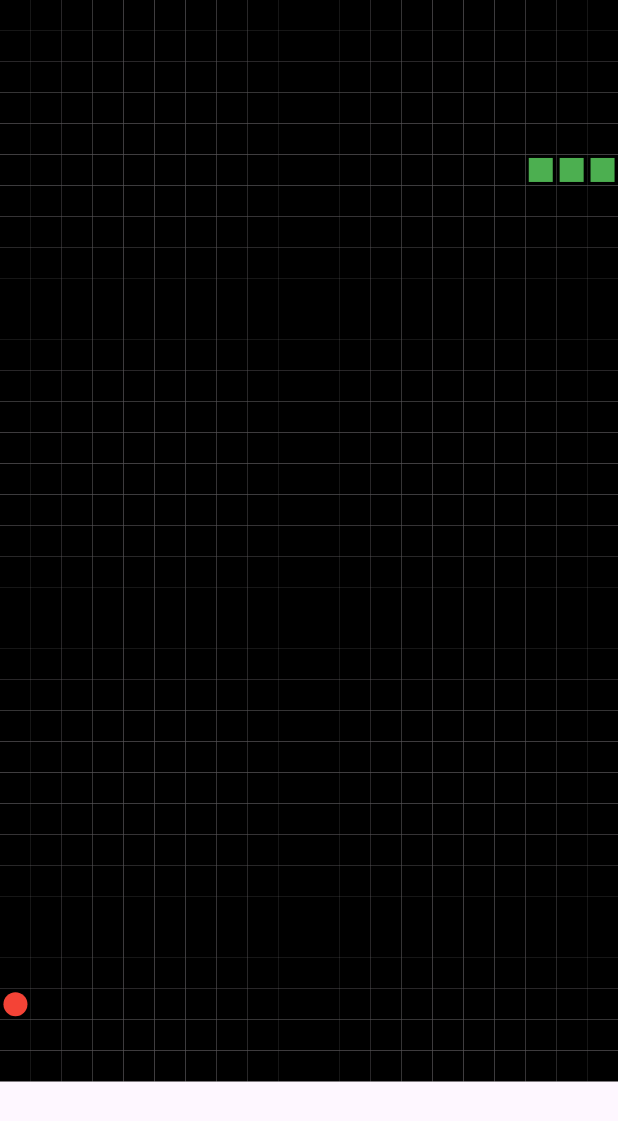
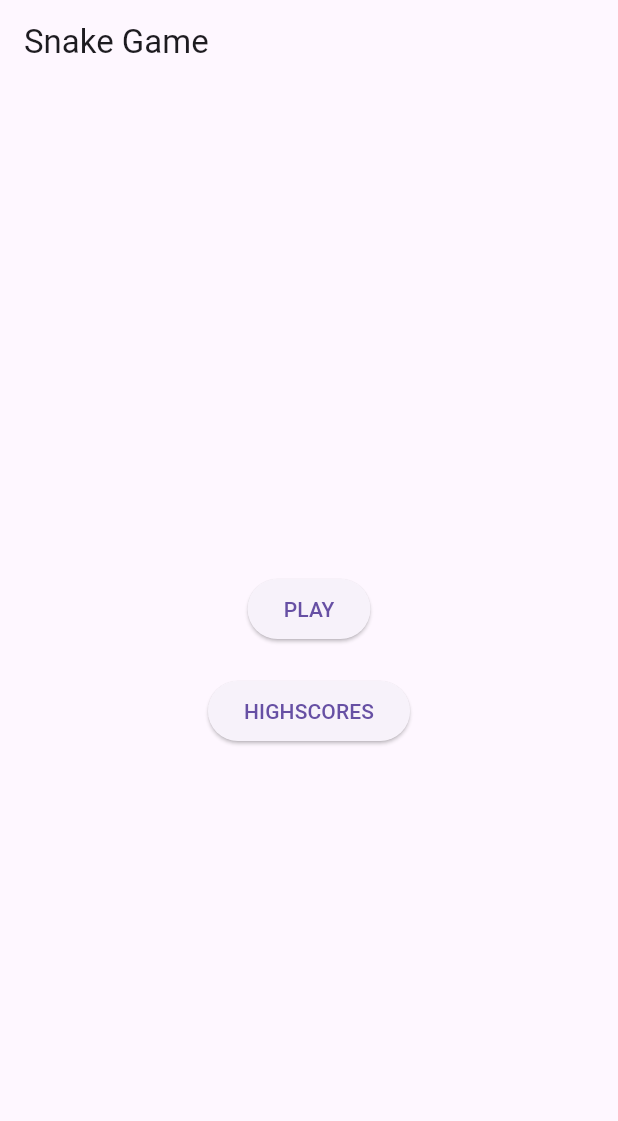
Before and after one commit to TohroSea/matopeli_front, a Flutter app: the screen it shows after launch, on a phone screen of 412 x 824 dp. Shown: the top 1121 px of the screen. Run offline on Flutter 3.47's test engine with Material 3 defaults, Android fonts, the phone set to English and light mode, and no system bars.

Commit message:
Added Main menu with button to play and view highscores.

```diff
--- a/lib/main.dart
+++ b/lib/main.dart
@@ -1,19 +1,68 @@
 import 'dart:async';
 import 'dart:math';
 import 'package:flutter/material.dart';
-
 
 void main() {
   runApp(SnakeGameApp());
 }
 
-
- // This class epresents the entire application
+// This class epresents the entire application
 class SnakeGameApp extends StatelessWidget {
   @override
   Widget build(BuildContext context) {
-    return MaterialApp(              // MaterialApp widget, that provides app structure and theme.
-      home: SnakeGame(),
+    return MaterialApp(
+      // MaterialApp widget, that provides app structure and theme.
+      home: MainMenu(),
+    );
+  }
+}
+class MainMenu extends StatelessWidget {
+  @override
+  Widget build(BuildContext context) {
+    return Scaffold(
+      appBar: AppBar(
+        title: Text('Snake Game'),
+      ),
+      body: Center(
+        child: Column(
+          mainAxisAlignment: MainAxisAlignment.center,
+          children: [
+            ElevatedButton(
+              onPressed: () {
+                Navigator.push(
+                  context,
+                  MaterialPageRoute(builder: (context) => SnakeGame()),
+                );
+              },
+              child: Text('PLAY'),
+            ),
+            SizedBox(height: 20),
+            ElevatedButton(
+               onPressed: () {
+                Navigator.push(
+                  context,
+                  MaterialPageRoute(builder: (context) => HighscoresScreen()),
+                );
+              },
+              child: Text('HIGHSCORES'),
+            ),
+          ],
+        ),
+      ),
+    );
+  }
+}
+
+class HighscoresScreen extends StatelessWidget {
+  @override
+  Widget build(BuildContext context) {
+    return Scaffold(
+      appBar: AppBar(
+        title: Text('Highscores'),
+      ),
+      body: Center(
+        child: Text('Highscores will be displayed here.'),
+      ),
     );
   }
 }
@@ -35,7 +84,6 @@ class _SnakeGameState extends State<SnakeGame> {
   Point<int> food = Point(0, 0);
   late Direction direction;
   late Timer timer;
-
 
 // This method is called when the state object is inserted into the tree.
 // It calls the startGame method to initialize the game.
@@ -116,7 +164,6 @@ class _SnakeGameState extends State<SnakeGame> {
     food = Point(x, y);
   }
 
-
   // Here we build the UI
   @override
   Widget build(BuildContext context) {
@@ -137,9 +184,12 @@ class _SnakeGameState extends State<SnakeGame> {
           }
         },
         child: Center(
-          child: GridView.builder(                            // GridView.builder creates a grid of cells representing the game board.
+          child: GridView.builder(
+            // GridView.builder creates a grid of cells representing the game board.
             physics: NeverScrollableScrollPhysics(),
             gridDelegate: SliverGridDelegateWithFixedCrossAxisCount(
+              mainAxisSpacing: 0, // Set to 0 to remove spacing
+              crossAxisSpacing: 0.0, // Set to 0 to remove spacing
               crossAxisCount: GRID_WIDTH,
             ),
             itemCount: GRID_WIDTH * GRID_HEIGHT,
@@ -152,8 +202,8 @@ class _SnakeGameState extends State<SnakeGame> {
                   color: Colors.black,
                   child: Center(
                     child: Container(
-                      width: CELL_SIZE * 0.8,
-                      height: CELL_SIZE * 0.8,
+                      width: CELL_SIZE * 1.3,
+                      height: CELL_SIZE * 1.3,
                       color: Colors.green,
                     ),
                   ),
@@ -163,8 +213,8 @@ class _SnakeGameState extends State<SnakeGame> {
                   color: Colors.black,
                   child: Center(
                     child: Container(
-                      width: CELL_SIZE * 0.8,
-                      height: CELL_SIZE * 0.8,
+                      width: CELL_SIZE * 0.9,
+                      height: CELL_SIZE * 0.9,
                       decoration: BoxDecoration(
                         shape: BoxShape.circle,
                         color: Colors.red,
@@ -184,5 +234,6 @@ class _SnakeGameState extends State<SnakeGame> {
     );
   }
 }
+
 // Defining the possible directions the snake can move.
 enum Direction { up, down, left, right }
```
